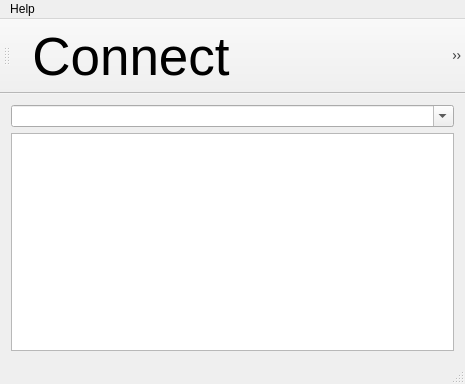
The window that tools/sm_monitor/sm_monitor/mainwindow.ui (cepsdev/machines4ceps) describes before a commit, drawn with Qt 5.
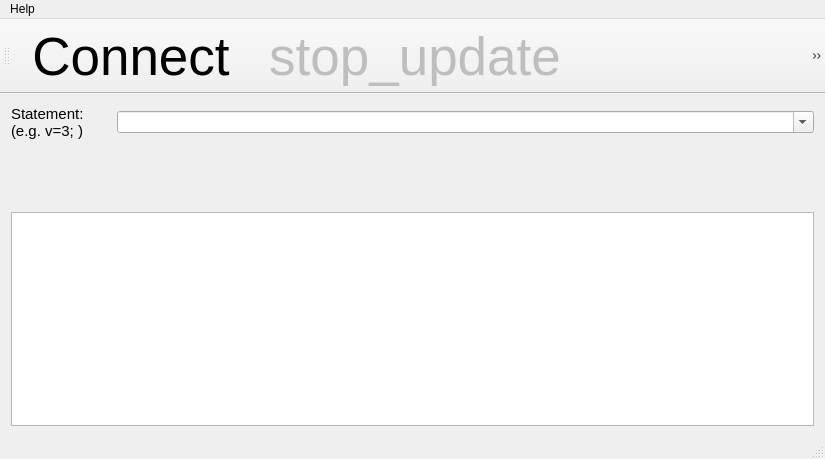
The same window after the commit. Icons and pictures are not drawn.

Diff of the .ui file:
```diff
--- a/tools/sm_monitor/sm_monitor/mainwindow.ui
+++ b/tools/sm_monitor/sm_monitor/mainwindow.ui
@@ -6,8 +6,8 @@
    <rect>
     <x>0</x>
     <y>0</y>
-    <width>465</width>
-    <height>384</height>
+    <width>825</width>
+    <height>459</height>
    </rect>
   </property>
   <property name="windowTitle">
@@ -18,18 +18,102 @@
     <item>
      <layout class="QVBoxLayout" name="verticalLayout">
       <item>
-       <widget class="QComboBox" name="lineEdit">
-        <property name="editable">
-         <bool>true</bool>
-        </property>
-        <property name="maxVisibleItems">
-         <number>100</number>
-        </property>
+       <layout class="QHBoxLayout" name="horizontalLayout">
         <item>
-         <property name="text">
-          <string/>
-         </property>
+         <widget class="QLabel" name="label">
+          <property name="maximumSize">
+           <size>
+            <width>100</width>
+            <height>16777215</height>
+           </size>
+          </property>
+          <property name="font">
+           <font>
+            <pointsize>11</pointsize>
+           </font>
+          </property>
+          <property name="text">
+           <string>Statement:
+ (e.g. v=3; )</string>
+          </property>
+          <property name="textFormat">
+           <enum>Qt::RichText</enum>
+          </property>
+          <property name="wordWrap">
+           <bool>true</bool>
+          </property>
+         </widget>
         </item>
+        <item>
+         <widget class="QComboBox" name="lineEdit">
+          <property name="editable">
+           <bool>true</bool>
+          </property>
+          <property name="maxVisibleItems">
+           <number>100</number>
+          </property>
+          <item>
+           <property name="text">
+            <string/>
+           </property>
+          </item>
+         </widget>
+        </item>
+       </layout>
+      </item>
+      <item>
+       <widget class="QLabel" name="label_2">
+        <property name="minimumSize">
+         <size>
+          <width>0</width>
+          <height>60</height>
+         </size>
+        </property>
+        <property name="palette">
+         <palette>
+          <active>
+           <colorrole role="WindowText">
+            <brush brushstyle="SolidPattern">
+             <color alpha="255">
+              <red>255</red>
+              <green>0</green>
+              <blue>0</blue>
+             </color>
+            </brush>
+           </colorrole>
+          </active>
+          <inactive>
+           <colorrole role="WindowText">
+            <brush brushstyle="SolidPattern">
+             <color alpha="255">
+              <red>255</red>
+              <green>0</green>
+              <blue>0</blue>
+             </color>
+            </brush>
+           </colorrole>
+          </inactive>
+          <disabled>
+           <colorrole role="WindowText">
+            <brush brushstyle="SolidPattern">
+             <color alpha="255">
+              <red>190</red>
+              <green>190</green>
+              <blue>190</blue>
+             </color>
+            </brush>
+           </colorrole>
+          </disabled>
+         </palette>
+        </property>
+        <property name="font">
+         <font>
+          <pointsize>12</pointsize>
+         </font>
+        </property>
+        <property name="text">
+         <string/>
+        </property>
        </widget>
       </item>
       <item>
@@ -44,7 +128,7 @@
     <rect>
      <x>0</x>
      <y>0</y>
-     <width>465</width>
+     <width>825</width>
      <height>20</height>
     </rect>
    </property>
@@ -105,6 +189,12 @@
    <property name="text">
     <string>stop_update</string>
    </property>
+   <property name="iconText">
+    <string>stop_update</string>
+   </property>
+   <property name="toolTip">
+    <string>Stop Update</string>
+   </property>
   </action>
   <action name="actionStart_update">
    <property name="enabled">
```
Left out of the diff: 9 changed lines with no effect on the pictures.
